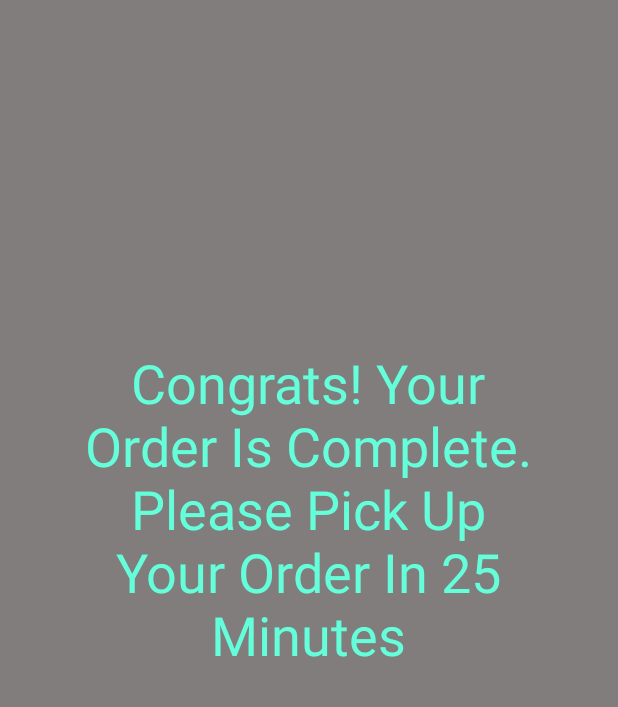
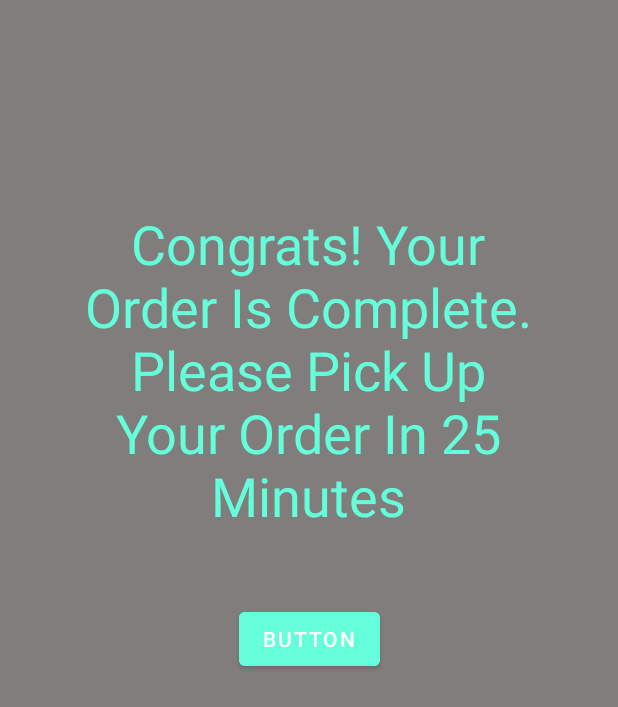
Before and after one commit to asmitnayak/CS506_Spike, an Android app: the layout activity_pickup_time.xml on its own in the app's theme, with its tools: preview values and no code run, on a phone screen of 412 x 824 dp. Shown: the top 707 px of the screen. Run offline under Robolectric (Android 15) with nearby library versions, the phone set to English and light mode, and no system bars.

Commit message:
Pickup time page fixed

```diff
--- a/app/src/main/AndroidManifest.xml
+++ b/app/src/main/AndroidManifest.xml
@@ -31,6 +31,7 @@
         </activity>
         <activity android:name=".Cart" />
         <activity android:name=".CustomerAccount" />
+        <activity android:name=".PickupTime" />
     </application>
 
 </manifest>
--- a/app/src/main/java/com/example/android/cs506_spike/Checkout.java
+++ b/app/src/main/java/com/example/android/cs506_spike/Checkout.java
@@ -3,6 +3,7 @@ package com.example.android.cs506_spike;
 import androidx.appcompat.app.AppCompatActivity;
 
 import android.content.Intent;
+import android.graphics.pdf.PdfDocument;
 import android.os.Bundle;
 import android.view.View;
 import android.widget.RadioButton;
@@ -37,6 +38,8 @@ public class Checkout extends AppCompatActivity {
     }
 
     public void onCheckoutClicked(View view) {
+        PdfDocument document = new PdfDocument();
+//        document.writeTo(getOutputStream())
         Intent intent = new Intent(this, PickupTime.class);
         startActivity(intent);
     }
--- a/app/src/main/java/com/example/android/cs506_spike/PickupTime.java
+++ b/app/src/main/java/com/example/android/cs506_spike/PickupTime.java
@@ -2,7 +2,9 @@ package com.example.android.cs506_spike;
 
 import androidx.appcompat.app.AppCompatActivity;
 
+import android.content.Intent;
 import android.os.Bundle;
+import android.view.View;
 
 public class PickupTime extends AppCompatActivity {
 
@@ -11,4 +13,10 @@ public class PickupTime extends AppCompatActivity {
         super.onCreate(savedInstanceState);
         setContentView(R.layout.activity_pickup_time);
     }
+
+
+    public void onDoneClicked(View view) {
+        Intent intent = new Intent(this, CustomerView.class);
+        startActivity(intent);
+    }
 }
--- a/app/src/main/res/layout/activity_checkout.xml
+++ b/app/src/main/res/layout/activity_checkout.xml
@@ -90,7 +90,7 @@
         android:layout_marginEnd="149dp"
         android:backgroundTint="#64FFDA"
         android:onClick="onCheckoutClicked"
-        android:text="Checkout"
+        android:text="Pay"
         app:layout_constraintEnd_toEndOf="parent"
         app:layout_constraintStart_toStartOf="parent"
         app:layout_constraintTop_toBottomOf="@+id/carDescription" />
--- a/app/src/main/res/layout/activity_pickup_time.xml
+++ b/app/src/main/res/layout/activity_pickup_time.xml
@@ -10,18 +10,31 @@
 
     <TextView
         android:id="@+id/pickUpDescription"
-        android:layout_width="306dp"
-        android:layout_height="279dp"
-        android:layout_marginStart="52dp"
-        android:layout_marginTop="184dp"
-        android:layout_marginEnd="53dp"
-        android:layout_marginBottom="268dp"
+        android:layout_width="318dp"
+        android:layout_height="232dp"
+        android:layout_marginStart="46dp"
+        android:layout_marginTop="138dp"
+        android:layout_marginEnd="47dp"
         android:text="Congrats! Your Order Is Complete. Please Pick Up Your Order In 25 Minutes"
         android:textAlignment="center"
         android:textColor="#64FFDA"
         android:textSize="36sp"
-        app:layout_constraintBottom_toBottomOf="parent"
         app:layout_constraintEnd_toEndOf="parent"
         app:layout_constraintStart_toStartOf="parent"
         app:layout_constraintTop_toTopOf="parent" />
+
+    <Button
+        android:id="@+id/button"
+        android:layout_width="wrap_content"
+        android:layout_height="wrap_content"
+        android:layout_marginStart="159dp"
+        android:layout_marginTop="32dp"
+        android:layout_marginEnd="159dp"
+        android:backgroundTint="#64FFDA"
+        android:onClick="onDoneClicked"
+        android:text="Button"
+        app:iconTint="#64FFDA"
+        app:layout_constraintEnd_toEndOf="parent"
+        app:layout_constraintStart_toStartOf="parent"
+        app:layout_constraintTop_toBottomOf="@+id/pickUpDescription" />
 </androidx.constraintlayout.widget.ConstraintLayout>
```
